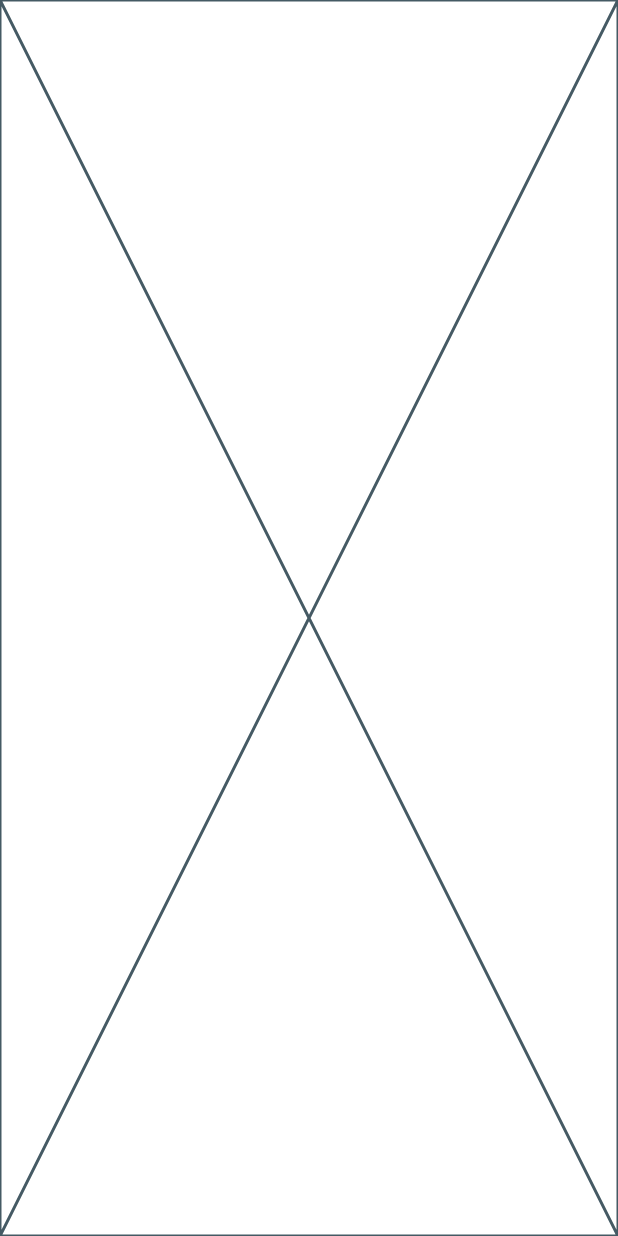
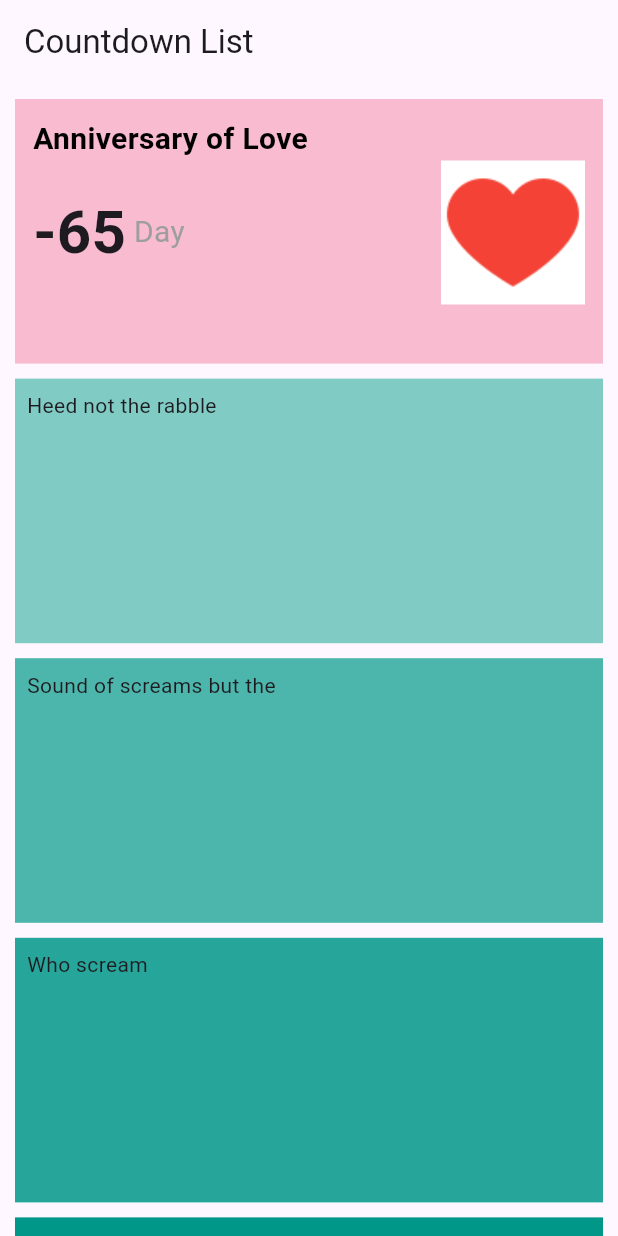
Before and after one commit to fikarsuwardi/countdown_mobile_app, a Flutter app: the screen it shows after launch, on a phone screen of 412 x 824 dp. Run offline on Flutter 3.47's test engine with Material 3 defaults, Android fonts, the phone set to English and light mode, and no system bars; our stand-ins replace google_fonts.

Commit message:
create gridview

```diff
--- a/lib/main.dart
+++ b/lib/main.dart
@@ -1,8 +1,21 @@
+import 'package:countdown_mobile_app/screens/add_countdown.dart';
+import 'package:countdown_mobile_app/screens/countdown.dart';
+import 'package:countdown_mobile_app/screens/countdown_list.dart';
 import 'package:flutter/material.dart';
+import 'package:google_fonts/google_fonts.dart';
 
 void main() {
   runApp(const MyApp());
 }
+
+final theme = ThemeData(
+  useMaterial3: true,
+  colorScheme: ColorScheme.fromSeed(
+    brightness: Brightness.dark,
+    seedColor: const Color.fromARGB(255, 131, 57, 0),
+  ),
+  textTheme: GoogleFonts.latoTextTheme(),
+);
 
 class MyApp extends StatefulWidget {
   const MyApp({super.key});
@@ -14,6 +27,9 @@ class MyApp extends StatefulWidget {
 class _MyAppState extends State<MyApp> {
   @override
   Widget build(BuildContext context) {
-    return const Placeholder();
+    return MaterialApp(
+      // theme: theme,
+      home: CountdownList(),
+    );
   }
 }
--- a/lib/screens/countdown_list.dart
+++ b/lib/screens/countdown_list.dart
@@ -0,0 +1,115 @@
+import 'package:flutter/material.dart';
+
+class CountdownList extends StatefulWidget {
+  const CountdownList({super.key});
+
+  @override
+  State<CountdownList> createState() => _CountdownListState();
+}
+
+class _CountdownListState extends State<CountdownList> {
+  @override
+  Widget build(BuildContext context) {
+    var size = MediaQuery.of(context).size;
+
+    /*24 is for notification bar on Android*/
+    final double itemHeight = (size.height - kToolbarHeight - 24) / 2;
+    final double itemWidth = size.width / 2;
+
+    return Scaffold(
+      appBar: AppBar(
+        title: Text("Countdown List"),
+      ),
+      body: GridView.count(
+        primary: false,
+        padding: const EdgeInsets.all(10),
+        // crossAxisSpacing: 10,
+        // childAspectRatio: (itemWidth / itemHeight),
+        childAspectRatio: (1 / 0.45),
+        mainAxisSpacing: 10,
+        crossAxisCount: 1,
+        children: <Widget>[
+          Container(
+            padding: const EdgeInsets.all(12),
+            color: Colors.pink[100],
+            child: Column(
+              crossAxisAlignment: CrossAxisAlignment.start,
+              children: [
+                Text(
+                  "Anniversary of Love",
+                  style: TextStyle(
+                    color: Colors.black,
+                    fontSize: 20,
+                    fontWeight: FontWeight.w700,
+                  ),
+                ),
+                Container(
+                  child: Row(
+                    mainAxisAlignment: MainAxisAlignment.spaceBetween,
+                    children: [
+                      Row(
+                        children: [
+                          Text(
+                            "-65",
+                            style: TextStyle(
+                              fontSize: 40,
+                              fontWeight: FontWeight.bold,
+                            ),
+                          ),
+                          SizedBox(
+                            width: 5,
+                          ),
+                          Text(
+                            "Day",
+                            style: TextStyle(
+                              fontSize: 20,
+                              color: Colors.grey,
+                            ),
+                          ),
+                        ],
+                      ),
+                      Container(
+                        // height: 100,
+                        // width: 100,
+                        color: Colors.white,
+                        child: Image.asset(
+                          "assets/images/icon_love.png",
+                          fit: BoxFit.contain,
+                        ),
+                      ),
+                    ],
+                  ),
+                ),
+              ],
+            ),
+          ),
+          Container(
+            padding: const EdgeInsets.all(8),
+            color: Colors.teal[200],
+            child: const Text('Heed not the rabble'),
+          ),
+          Container(
+            padding: const EdgeInsets.all(8),
+            color: Colors.teal[300],
+            child: const Text('Sound of screams but the'),
+          ),
+          Container(
+            padding: const EdgeInsets.all(8),
+            color: Colors.teal[400],
+            child: const Text('Who scream'),
+          ),
+          Container(
+            padding: const EdgeInsets.all(8),
+            color: Colors.teal[500],
+            child: const Text('Revolution is coming...'),
+          ),
+          Container(
+            padding: const EdgeInsets.all(8),
+            color: Colors.teal[600],
+            child: const Text('Revolution, they...'),
+          ),
+        ],
+      ),
+    );
+  }
+}
--- a/pubspec.yaml
+++ b/pubspec.yaml
@@ -35,6 +35,7 @@ dependencies:
   # The following adds the Cupertino Icons font to your application.
   # Use with the CupertinoIcons class for iOS style icons.
   cupertino_icons: ^1.0.2
+  google_fonts: ^4.0.3
 
 dev_dependencies:
   flutter_test:
@@ -59,9 +60,8 @@ flutter:
   uses-material-design: true
 
   # To add assets to your application, add an assets section, like this:
-  # assets:
-  #   - images/a_dot_burr.jpeg
-  #   - images/a_dot_ham.jpeg
+  assets:
+    - assets/images/
 
   # An image asset can refer to one or more resolution-specific "variants", see
   # https://flutter.dev/assets-and-images/#resolution-aware
```
Also changed, not shown: lib/screens/add_countdown.dart (+26 -0 lines), lib/screens/countdown.dart (+57 -0 lines), assets/images/icon_love.png (added), pubspec.lock, 2 other files.
